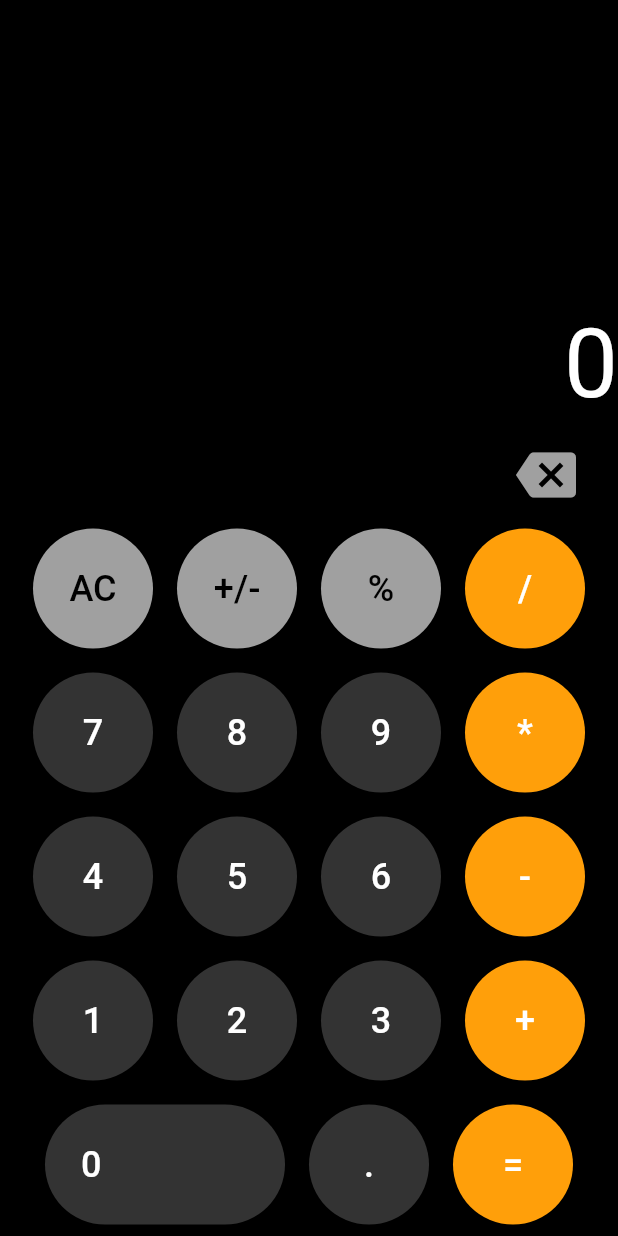
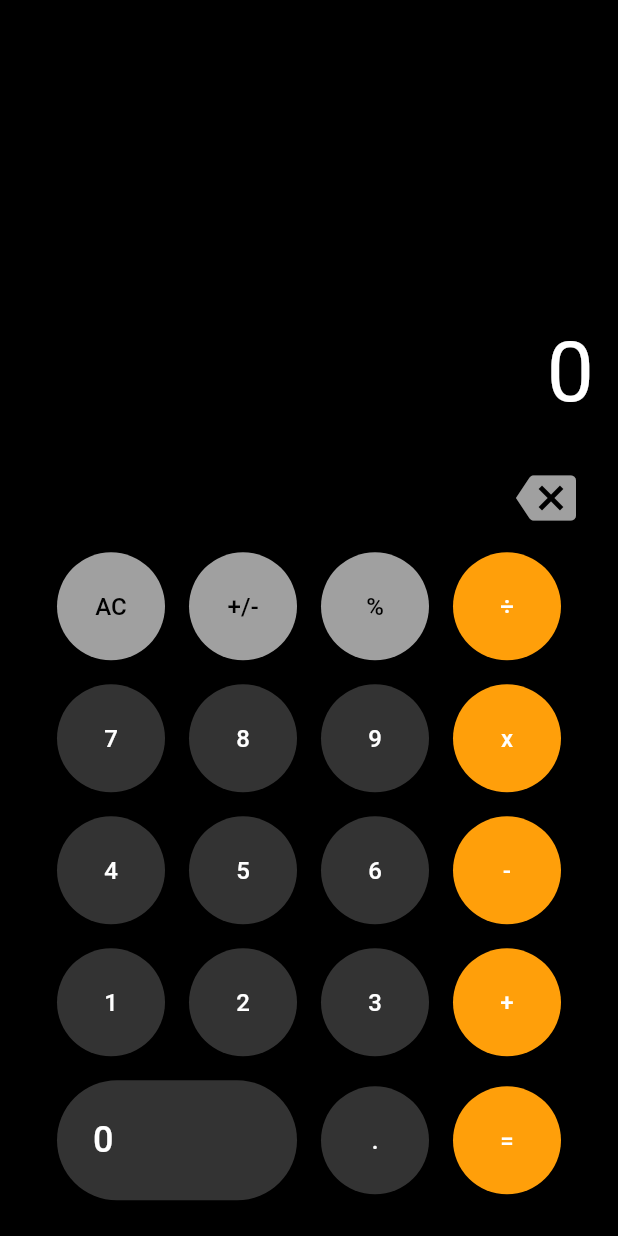
Before and after one commit to gabrielmisato/calculadora-flutter, a Flutter app: the screen it shows after launch, on a phone screen of 412 x 824 dp. Run offline on Flutter 3.47's test engine with Material 3 defaults, Android fonts, the phone set to English and light mode, and no system bars.

Commit message:
Ajuste de tamanhos

```diff
--- a/lib/main.dart
+++ b/lib/main.dart
@@ -205,12 +205,15 @@ class _CalculadoraState extends State<Calculadora> {
           Container(
             height: MediaQuery.of(context).size.height * 0.35,
             alignment: Alignment.bottomRight,
-            child: Text(
-              _displayText,
-              maxLines: 1,
-              style: const TextStyle(
-                fontSize: 64,
-                color: Colors.white,
+            child: Padding(
+              padding: const EdgeInsets.symmetric(horizontal: 16),
+              child: Text(
+                _displayText,
+                maxLines: 1,
+                style: const TextStyle(
+                  fontSize: 56,
+                  color: Colors.white,
+                ),
               ),
             ),
           ),
@@ -258,7 +261,7 @@ class _CalculadoraState extends State<Calculadora> {
                               const Color.fromARGB(255, 160, 160, 160),
                           textColor: Colors.black),
                       CalculadoraBtn(
-                          text: '/',
+                          text: '÷',
                           onPressed: () => _inputOperator('/'),
                           backgroundColor:
                               const Color.fromARGB(255, 255, 159, 10),
@@ -287,7 +290,7 @@ class _CalculadoraState extends State<Calculadora> {
                               const Color.fromARGB(255, 51, 51, 51),
                           textColor: Colors.white),
                       CalculadoraBtn(
-                          text: '*',
+                          text: 'x',
                           onPressed: () => _inputOperator('*'),
                           backgroundColor:
                               const Color.fromARGB(255, 255, 159, 10),
--- a/lib/widgets/calculadora_btn.dart
+++ b/lib/widgets/calculadora_btn.dart
@@ -21,13 +21,13 @@ class CalculadoraBtn extends StatelessWidget {
       child: ElevatedButton(
         onPressed: onPressed,
         style: ElevatedButton.styleFrom(
-          fixedSize: const Size(80, 80),
+          fixedSize: const Size(72, 72),
           backgroundColor: backgroundColor,
         ),
         child: Text(
           text,
           style: TextStyle(
-            fontSize: 24,
+            fontSize: 16,
             color: textColor,
           ),
         ),
```
